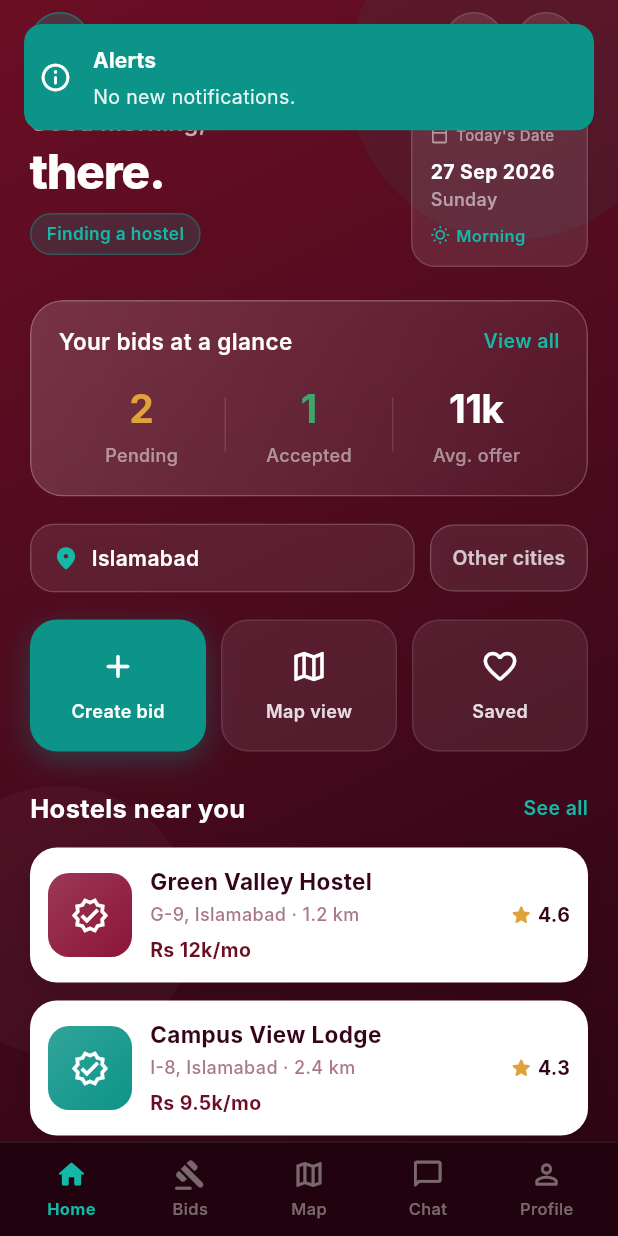
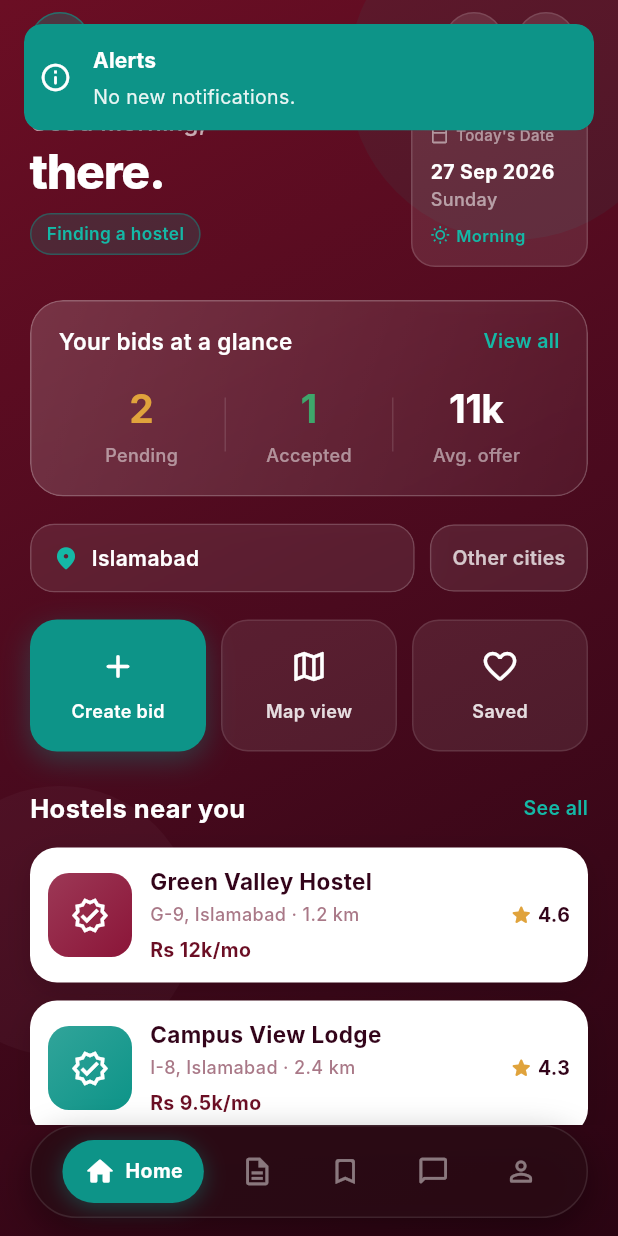
Before and after one commit to student-air/hostel_buddy, a Flutter app: the SeekerHomeView screen opened by its route, after a tap on the "notifications none" icon, on a phone screen of 412 x 824 dp. Run offline on Flutter 3.47's test engine with Material 3 defaults, Android fonts, the phone set to English and light mode, and no system bars; our stand-ins replace geocoding, geolocator, get, get_storage, image_cropper, image_picker and 1 more; accounts and stored records are empty; Roboto replaces fonts that are missing (Inter).

Commit message:
Navbar changed

```diff
--- /dev/null
+++ b/lib/core/widgets/bottom_navbar.dart
@@ -0,0 +1,168 @@
+import 'package:flutter/material.dart';
+
+import '../../core/constants/app_colors.dart';
+
+class AppBottomNavItem {
+  const AppBottomNavItem({
+    required this.icon,
+    required this.activeIcon,
+    required this.label,
+  });
+
+  final IconData icon;
+  final IconData activeIcon;
+  final String label;
+}
+
+/// Floating pill bottom nav — matches app reference UI.
+class AppBottomNavBar extends StatelessWidget {
+  const AppBottomNavBar({
+    super.key,
+    required this.selectedIndex,
+    required this.onTap,
+    this.items = defaultItems,
+  });
+
+  final int selectedIndex;
+  final ValueChanged<int> onTap;
+  final List<AppBottomNavItem> items;
+
+  /// Default: Home · Bids · Saved · Chat · Profile
+  static const List<AppBottomNavItem> defaultItems = [
+    AppBottomNavItem(
+      icon: Icons.home_outlined,
+      activeIcon: Icons.home_rounded,
+      label: 'Home',
+    ),
+    AppBottomNavItem(
+      icon: Icons.description_outlined,
+      activeIcon: Icons.description_rounded,
+      label: 'Bids',
+    ),
+    AppBottomNavItem(
+      icon: Icons.bookmark_border_rounded,
+      activeIcon: Icons.bookmark_rounded,
+      label: 'Saved',
+    ),
+    AppBottomNavItem(
+      icon: Icons.chat_bubble_outline_rounded,
+      activeIcon: Icons.chat_bubble_rounded,
+      label: 'Chat',
+    ),
+    AppBottomNavItem(
+      icon: Icons.person_outline_rounded,
+      activeIcon: Icons.person_rounded,
+      label: 'Profile',
+    ),
+  ];
+
+  /// Manager tabs (optional)
+  static const List<AppBottomNavItem> managerItems = [
+    AppBottomNavItem(
+      icon: Icons.home_outlined,
+      activeIcon: Icons.home_rounded,
+      label: 'Home',
+    ),
+    AppBottomNavItem(
+      icon: Icons.gavel_outlined,
+      activeIcon: Icons.gavel_rounded,
+      label: 'Bids',
+    ),
+    AppBottomNavItem(
+      icon: Icons.meeting_room_outlined,
+      activeIcon: Icons.meeting_room_rounded,
+      label: 'Rooms',
+    ),
+    AppBottomNavItem(
+      icon: Icons.chat_bubble_outline_rounded,
+      activeIcon: Icons.chat_bubble_rounded,
+      label: 'Chat',
+    ),
+    AppBottomNavItem(
+      icon: Icons.person_outline_rounded,
+      activeIcon: Icons.person_rounded,
+      label: 'Profile',
+    ),
+  ];
+
+  @override
+  Widget build(BuildContext context) {
+    final bottomPad = MediaQuery.of(context).padding.bottom;
+
+    return Padding(
+      padding: EdgeInsets.fromLTRB(20, 0, 20, 12 + bottomPad),
+      child: Container(
+        height: 62,
+        padding: const EdgeInsets.symmetric(horizontal: 8),
+        decoration: BoxDecoration(
+          color: const Color(0xFF2A0A14).withValues(alpha: 0.92),
+          borderRadius: BorderRadius.circular(36),
+          border: Border.all(color: Colors.white.withValues(alpha: 0.1)),
+          boxShadow: [
+            BoxShadow(
+              color: Colors.black.withValues(alpha: 0.35),
+              blurRadius: 20,
+              offset: const Offset(0, 8),
+            ),
+          ],
+        ),
+        child: Row(
+          mainAxisAlignment: MainAxisAlignment.spaceEvenly,
+          children: List.generate(items.length, (i) {
+            final item = items[i];
+            final selected = selectedIndex == i;
+
+            return GestureDetector(
+              onTap: () => onTap(i),
+              behavior: HitTestBehavior.opaque,
+              child: AnimatedContainer(
+                duration: const Duration(milliseconds: 220),
+                curve: Curves.easeOutCubic,
+                padding: EdgeInsets.symmetric(
+                  horizontal: selected ? 14 : 12,
+                  vertical: 10,
+                ),
+                decoration: BoxDecoration(
+                  color: selected ? AppColors.accent : Colors.transparent,
+                  borderRadius: BorderRadius.circular(28),
+                  boxShadow: selected
+                      ? [
+                          BoxShadow(
+                            color: AppColors.accent.withValues(alpha: 0.4),
+                            blurRadius: 12,
+                            offset: const Offset(0, 3),
+                          ),
+                        ]
+                      : null,
+                ),
+                child: Row(
+                  mainAxisSize: MainAxisSize.min,
+                  children: [
+                    Icon(
+                      selected ? item.activeIcon : item.icon,
+                      size: 22,
+                      color: selected
+                          ? Colors.white
+                          : Colors.white.withValues(alpha: 0.45),
+                    ),
+                    if (selected) ...[
+                      const SizedBox(width: 6),
+                      Text(
+                        item.label,
+                        style: const TextStyle(
+                          color: Colors.white,
+                          fontSize: 13,
+                          fontWeight: FontWeight.w700,
+                        ),
+                      ),
+                    ],
+                  ],
+                ),
+              ),
+            );
+          }),
+        ),
+      ),
+    );
+  }
+}
--- a/lib/presentation/manager_home/controllers/manager_home_controller.dart
+++ b/lib/presentation/manager_home/controllers/manager_home_controller.dart
@@ -139,8 +139,21 @@ class ManagerHomeController extends GetxController {
 
   void onNavTap(int index) {
     selectedNavIndex.value = index;
-    if (index != 0) {
-      AppSnackbar.info('Coming soon', 'This tab will open next.');
+    switch (index) {
+      case 0:
+        break;
+      case 1:
+        onViewBids();
+        break;
+      case 2:
+        onManageRooms();
+        break;
+      case 3:
+        onMessages();
+        break;
+      case 4:
+        onProfile();
+        break;
     }
   }
 
--- a/lib/presentation/manager_home/views/manager_home_view.dart
+++ b/lib/presentation/manager_home/views/manager_home_view.dart
@@ -5,6 +5,7 @@ import 'package:flutter/services.dart';
 import 'package:get/get.dart';
 
 import '../../../core/constants/app_colors.dart';
+import '../../../core/widgets/bottom_navbar.dart';
 import '../controllers/manager_home_controller.dart';
 
 class ManagerHomeView extends GetView<ManagerHomeController> {
@@ -76,7 +77,13 @@ class ManagerHomeView extends GetView<ManagerHomeController> {
                       ),
                     ),
                   ),
-                  _BottomNav(controller: controller, bottomPad: bottomPad),
+                  Obx(
+                    () => AppBottomNavBar(
+                      selectedIndex: controller.selectedNavIndex.value,
+                      onTap: controller.onNavTap,
+                      items: AppBottomNavBar.managerItems,
+                    ),
+                  ),
                 ],
               ),
             ),
@@ -827,77 +834,6 @@ class _BidCard extends StatelessWidget {
 }
 
 // ═══════════════════════════════════════════
-// BOTTOM NAV
-// ═══════════════════════════════════════════
-
-class _BottomNav extends StatelessWidget {
-  const _BottomNav({required this.controller, required this.bottomPad});
-
-  final ManagerHomeController controller;
-  final double bottomPad;
-
-  static const _items = [
-    (Icons.home_rounded, 'Home'),
-    (Icons.gavel_rounded, 'Bids'),
-    (Icons.meeting_room_outlined, 'Rooms'),
-    (Icons.chat_bubble_outline_rounded, 'Chat'),
-    (Icons.person_outline_rounded, 'Profile'),
-  ];
-
-  @override
-  Widget build(BuildContext context) {
-    return Container(
-      padding: EdgeInsets.fromLTRB(8, 10, 8, 10 + bottomPad),
-      decoration: BoxDecoration(
-        color: const Color(0xFF1F030E).withValues(alpha: 0.95),
-        border: Border(
-          top: BorderSide(color: Colors.white.withValues(alpha: 0.08)),
-        ),
-      ),
-      child: Obx(
-        () => Row(
-          children: List.generate(_items.length, (i) {
-            final selected = controller.selectedNavIndex.value == i;
-            final item = _items[i];
-            return Expanded(
-              child: GestureDetector(
-                onTap: () => controller.onNavTap(i),
-                behavior: HitTestBehavior.opaque,
-                child: Column(
-                  mainAxisSize: MainAxisSize.min,
-                  children: [
-                    Icon(
-                      item.$1,
-                      size: 22,
-                      color: selected
-                          ? AppColors.accentLight
-                          : Colors.white.withValues(alpha: 0.4),
-                    ),
-                    const SizedBox(height: 4),
-                    Text(
-                      item.$2,
-                      style: TextStyle(
-                        fontSize: 11,
-                        fontWeight: selected
-                            ? FontWeight.w700
-                            : FontWeight.w500,
-                        color: selected
-                            ? AppColors.accentLight
-                            : Colors.white.withValues(alpha: 0.4),
-                      ),
-                    ),
-                  ],
-                ),
-              ),
-            );
-          }),
-        ),
-      ),
-    );
-  }
-}
-
-// ═══════════════════════════════════════════
 // DRAWER
 // ═══════════════════════════════════════════
 
--- a/lib/presentation/seeker_home/controllers/seeker_home_controller.dart
+++ b/lib/presentation/seeker_home/controllers/seeker_home_controller.dart
@@ -138,8 +138,21 @@ class SeekerHomeController extends GetxController {
 
   void onNavTap(int index) {
     selectedNavIndex.value = index;
-    if (index != 0) {
-      AppSnackbar.info('Coming soon', 'This tab will open next.');
+    switch (index) {
+      case 0:
+        break; // Home
+      case 1:
+        onViewAllBids();
+        break;
+      case 2:
+        onSaved();
+        break;
+      case 3:
+        onChat();
+        break;
+      case 4:
+        onProfile();
+        break;
     }
   }
 
--- a/lib/presentation/seeker_home/views/seeker_home_view.dart
+++ b/lib/presentation/seeker_home/views/seeker_home_view.dart
@@ -5,6 +5,7 @@ import 'package:flutter/services.dart';
 import 'package:get/get.dart';
 
 import '../../../core/constants/app_colors.dart';
+import '../../../core/widgets/bottom_navbar.dart';
 import '../controllers/seeker_home_controller.dart';
 
 class SeekerHomeView extends GetView<SeekerHomeController> {
@@ -76,7 +77,12 @@ class SeekerHomeView extends GetView<SeekerHomeController> {
                       ),
                     ),
                   ),
-                  _BottomNav(controller: controller, bottomPad: bottomPad),
+                  Obx(
+                    () => AppBottomNavBar(
+                      selectedIndex: controller.selectedNavIndex.value,
+                      onTap: controller.onNavTap,
+                    ),
+                  ),
                 ],
               ),
             ),
@@ -814,83 +820,8 @@ class _HostelCard extends StatelessWidget {
 }
 
 // ═══════════════════════════════════════════
-// BOTTOM NAV
-// ═══════════════════════════════════════════
-
-class _BottomNav extends StatelessWidget {
-  const _BottomNav({required this.controller, required this.bottomPad});
-
-  final SeekerHomeController controller;
-  final double bottomPad;
-
-  static const _items = [
-    (Icons.home_rounded, 'Home'),
-    (Icons.gavel_rounded, 'Bids'),
-    (Icons.map_outlined, 'Map'),
-    (Icons.chat_bubble_outline_rounded, 'Chat'),
-    (Icons.person_outline_rounded, 'Profile'),
-  ];
-
-  @override
-  Widget build(BuildContext context) {
-    return Container(
-      padding: EdgeInsets.fromLTRB(8, 10, 8, 10 + bottomPad),
-      decoration: BoxDecoration(
-        color: const Color(0xFF1F030E).withValues(alpha: 0.95),
-        border: Border(
-          top: BorderSide(color: Colors.white.withValues(alpha: 0.08)),
-        ),
-      ),
-      child: Obx(
-        () => Row(
-          children: List.generate(_items.length, (i) {
-            final selected = controller.selectedNavIndex.value == i;
-            final item = _items[i];
-            return Expanded(
-              child: GestureDetector(
-                onTap: () => controller.onNavTap(i),
-                behavior: HitTestBehavior.opaque,
-                child: Column(
-                  mainAxisSize: MainAxisSize.min,
-                  children: [
-                    Icon(
-                      item.$1,
-                      size: 22,
-                      color: selected
-                          ? AppColors.accentLight
-                          : Colors.white.withValues(alpha: 0.4),
-                    ),
-                    const SizedBox(height: 4),
-                    Text(
-                      item.$2,
-                      style: TextStyle(
-                        fontSize: 11,
-                        fontWeight: selected
-                            ? FontWeight.w700
-                            : FontWeight.w500,
-                        color: selected
-                            ? AppColors.accentLight
-                            : Colors.white.withValues(alpha: 0.4),
-                      ),
-                    ),
-                  ],
-                ),
-              ),
-            );
-          }),
-        ),
-      ),
-    );
-  }
-}
-
-// ═══════════════════════════════════════════
-// SIDE DRAWER (opened by notification icon)
-// ═══════════════════════════════════════════
-
-// ═══════════════════════════════════════════
 // SIDE DRAWER
-// ═══════════════════════════════════════════
+// ══════════════════════════════════════════
 
 class _SeekerDrawer extends StatelessWidget {
   const _SeekerDrawer({required this.controller});
@@ -1066,7 +997,7 @@ class _SeekerDrawer extends StatelessWidget {
                     label: 'Profile',
                     onTap: () {
                       Navigator.pop(context);
-                      controller.onProfile;
+                      controller.onProfile();
                     },
                   ),
                   _DrawerItem(
```
